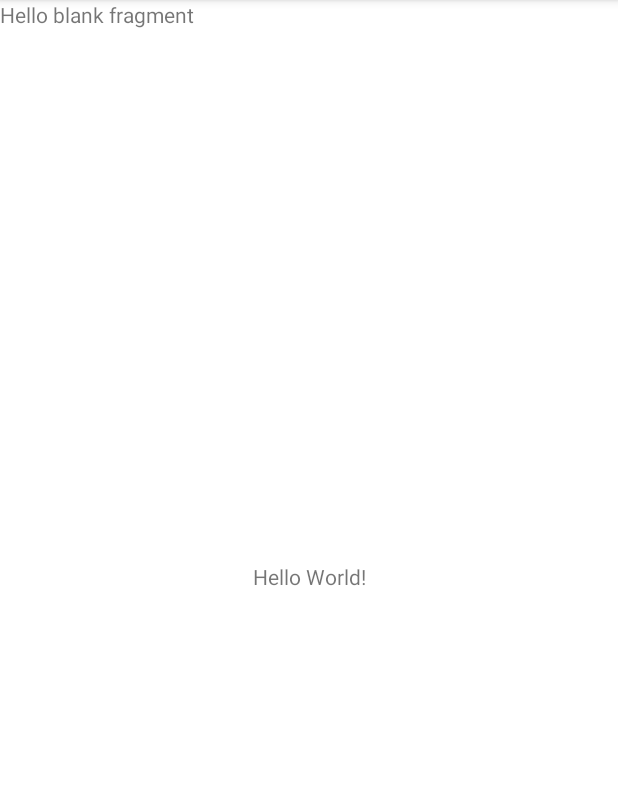
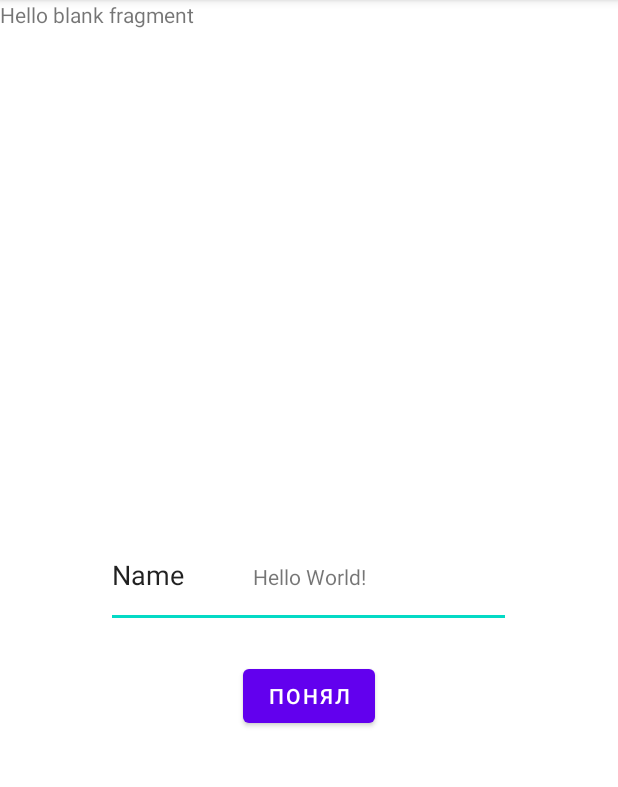
Before and after one commit to 6y6jiuk273/LR_1mobile, an Android app: the screen it shows after launch (MainActivity), on a phone screen of 412 x 824 dp, the part 84-871 px from its top. Run offline under Robolectric (Android 15) with nearby library versions, the phone set to English and light mode, and no system bars.

Commit message:
Add button and edit text

```diff
--- a/app/src/main/res/layout/fragment_blank.xml
+++ b/app/src/main/res/layout/fragment_blank.xml
@@ -9,5 +9,22 @@
         android:layout_width="match_parent"
         android:layout_height="match_parent"
         android:text="@string/hello_blank_fragment" />
+    <Button
+        android:id="@+id/myButton"
+        android:layout_width="wrap_content"
+        android:layout_height="wrap_content"
+        android:layout_marginTop="80dp"
+        android:layout_gravity="center"
+        android:text="@string/button" />
+
+    <EditText
+        android:id="@+id/editTextTextPersonName"
+        android:layout_width="270dp"
+        android:layout_height="70dp"
+        android:layout_gravity="center"
+        android:autofillHints=""
+        android:ems="10"
+        android:inputType="textPersonName"
+        android:text="@string/name_text" />
 
 </FrameLayout>
--- a/app/src/main/res/values/strings.xml
+++ b/app/src/main/res/values/strings.xml
@@ -2,4 +2,6 @@
     <string name="app_name">LR_1(mobile)</string>
     <!-- TODO: Remove or change this placeholder text -->
     <string name="hello_blank_fragment">Hello blank fragment</string>
+    <string name="button">понял</string>
+    <string name="name_text">Name</string>
 </resources>
```
